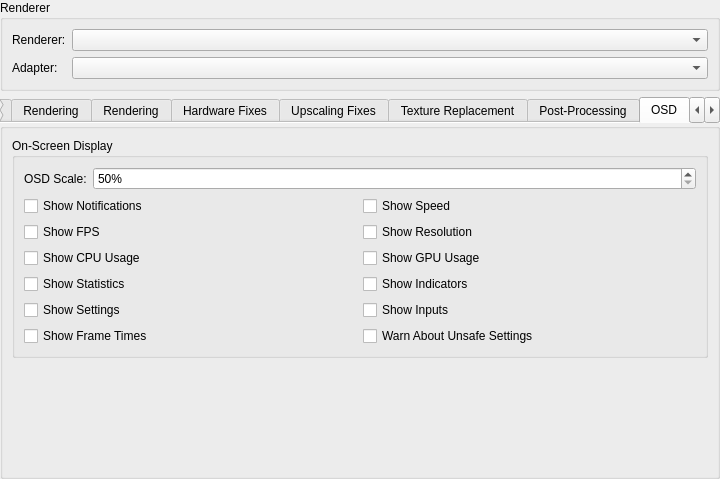
PCSX2/pcsx2, file pcsx2-qt/Settings/GraphicsSettingsWidget.ui: the form before one commit.
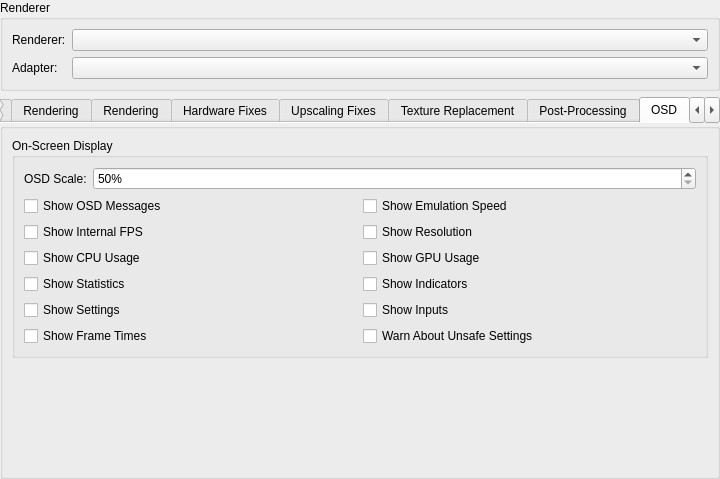
The form after the commit. The open tabs and pages were chosen to show the change.

```diff
--- a/pcsx2-qt/Settings/GraphicsSettingsWidget.ui
+++ b/pcsx2-qt/Settings/GraphicsSettingsWidget.ui
@@ -1583,14 +1583,14 @@
             <item row="1" column="0">
              <widget class="QCheckBox" name="osdShowFPS">
               <property name="text">
-               <string>Show FPS</string>
+               <string>Show Internal FPS</string>
               </property>
              </widget>
             </item>
             <item row="0" column="0">
              <widget class="QCheckBox" name="osdShowMessages">
               <property name="text">
-               <string>Show Notifications</string>
+               <string>Show OSD Messages</string>
               </property>
              </widget>
             </item>
@@ -1611,7 +1611,7 @@
             <item row="0" column="1">
              <widget class="QCheckBox" name="osdShowSpeed">
               <property name="text">
-               <string>Show Speed</string>
+               <string>Show Emulation Speed</string>
               </property>
              </widget>
             </item>
```
Left out of the diff: 4 changed lines with no effect on the pictures.
